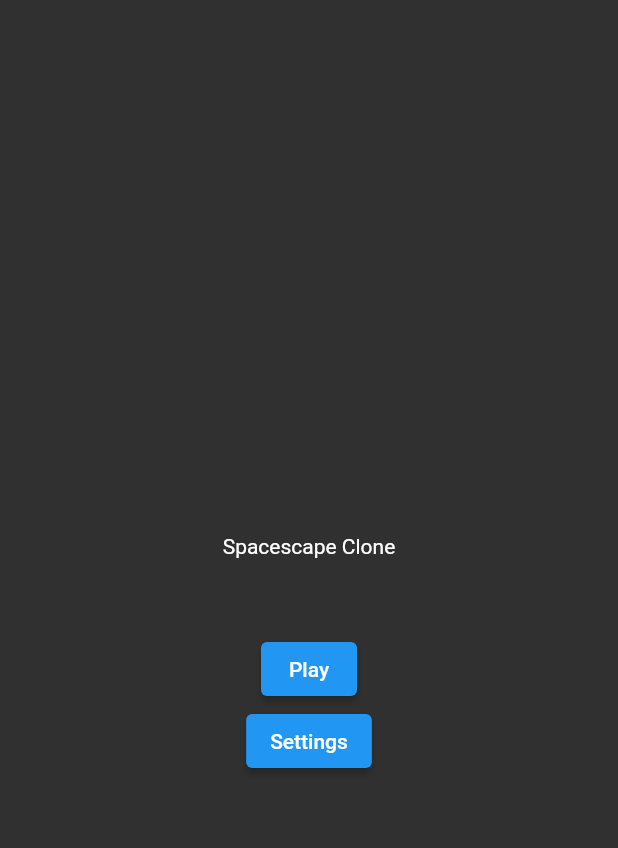
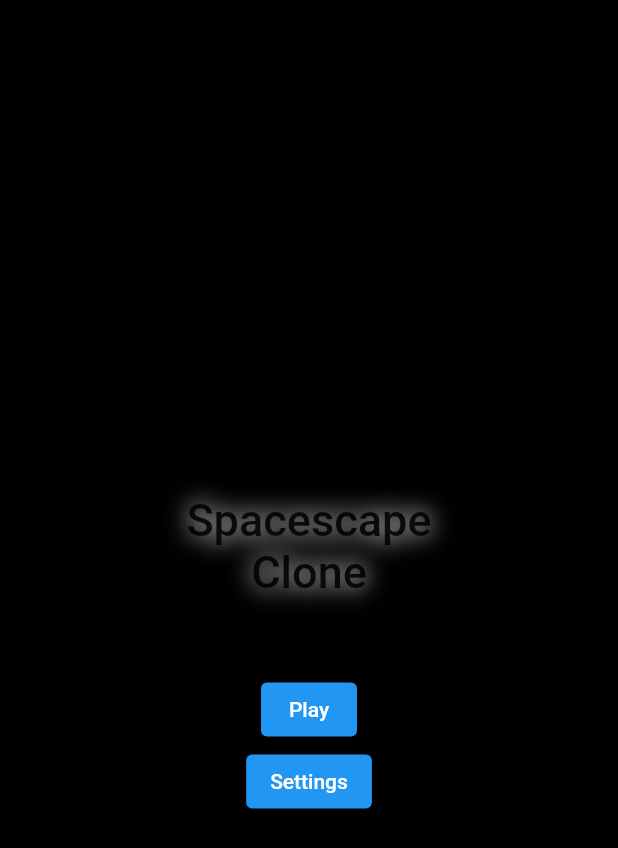
Before and after one commit to Charizard17/spacescape_clone, a Flutter app: the screen it shows after launch, on a phone screen of 412 x 824 dp. Shown: the top 848 px of the screen. Run offline on Flutter 3.47's test engine with Material 2 defaults, Android fonts, the phone set to English and light mode, and no system bars; our stand-ins replace google_fonts; missing offline and left inert: flame.

Commit message:
google_fonts package installed. theme data edited. WillPopScope widget added to game_play

```diff
--- a/lib/main.dart
+++ b/lib/main.dart
@@ -1,8 +1,9 @@
 import 'package:flame/flame.dart';
 import 'package:flutter/material.dart';
 import 'package:flame/game.dart';
-import 'package:spacescape_clone/screens/main_menu.dart';
+import 'package:google_fonts/google_fonts.dart';
 
+import './screens/main_menu.dart';
 import './game/game.dart';
 
 void main() {
@@ -12,7 +13,10 @@ void main() {
   runApp(
     MaterialApp(
       themeMode: ThemeMode.dark,
-      darkTheme: ThemeData.dark(),
+      darkTheme: ThemeData.dark().copyWith(
+        textTheme: GoogleFonts.bungeeInlineTextTheme(),
+        scaffoldBackgroundColor: Colors.black,
+      ),
       home: const MainMenu(),
     ),
   );
--- a/lib/screens/game_play.dart
+++ b/lib/screens/game_play.dart
@@ -8,6 +8,9 @@ SpacescapeGame _spacescapeGame = SpacescapeGame();
 class GamePlay extends StatelessWidget {
   @override
   Widget build(BuildContext context) {
-    return GameWidget(game: _spacescapeGame);
+    return WillPopScope(
+      onWillPop: () async => false,
+      child: GameWidget(game: _spacescapeGame),
+    );
   }
 }
--- a/lib/screens/main_menu.dart
+++ b/lib/screens/main_menu.dart
@@ -13,7 +13,36 @@ class MainMenu extends StatelessWidget {
           children: [
             Padding(
               padding: const EdgeInsets.symmetric(vertical: 50),
-              child: Text('Spacescape Clone'),
+              child: Column(
+                children: [
+                  Text(
+                    'Spacescape',
+                    style: Theme.of(context)
+                        .textTheme
+                        .bodyText1
+                        ?.copyWith(shadows: [
+                      Shadow(
+                        blurRadius: 20.0,
+                        color: Colors.white,
+                        offset: Offset(0, 0),
+                      ),
+                    ], fontSize: 30),
+                  ),
+                  Text(
+                    'Clone',
+                    style: Theme.of(context)
+                        .textTheme
+                        .bodyText1
+                        ?.copyWith(shadows: [
+                      Shadow(
+                        blurRadius: 20.0,
+                        color: Colors.white,
+                        offset: Offset(0, 0),
+                      ),
+                    ], fontSize: 30),
+                  ),
+                ],
+              ),
             ),
             ElevatedButton(
               child: Text('Play'),
--- a/pubspec.yaml
+++ b/pubspec.yaml
@@ -30,6 +30,7 @@ dependencies:
   flutter:
     sdk: flutter
   flame: ^1.0.0
+  google_fonts: ^2.2.0
 
   # The following adds the Cupertino Icons font to your application.
   # Use with the CupertinoIcons class for iOS style icons.
```
Also changed, not shown: pubspec.lock, 6 other files.
